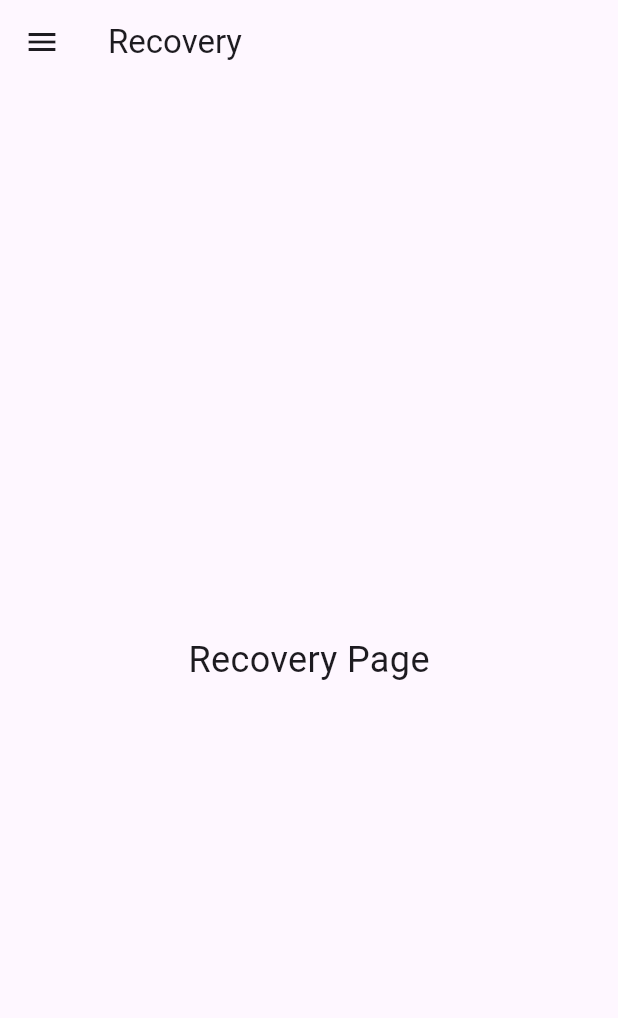
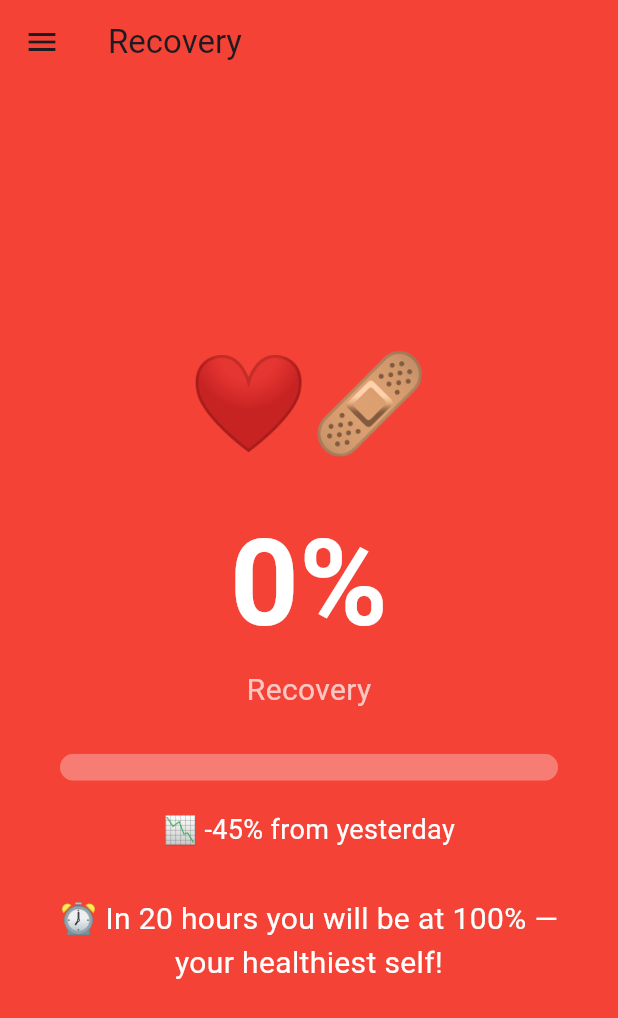
Before and after one commit to yanagrund/BWTHW-Erasmhealth_project, a Flutter app: the RecoveryPage screen opened directly, on a phone screen of 412 x 824 dp. Shown: the top 1018 px of the screen. Run offline on Flutter 3.47's test engine with Material 3 defaults, Android fonts, the phone set to English and light mode, and no system bars; our stand-ins replace shared_preferences; accounts and stored records are empty.

Commit message:
Template for recovery page

```diff
--- a/application_erasmhealth/lib/screens/RecoveryPage.dart
+++ b/application_erasmhealth/lib/screens/RecoveryPage.dart
@@ -1,63 +1,176 @@
+import 'dart:async';
 import 'package:flutter/material.dart';
 import 'package:provider/provider.dart';
 import 'package:application_erasmhealth/providers/app_state.dart';
 
-class RecoveryPage extends StatelessWidget {
+class RecoveryPage extends StatefulWidget {
   const RecoveryPage({super.key});
+
+  @override
+  State<RecoveryPage> createState() => _RecoveryPageState();
+}
+
+class _RecoveryPageState extends State<RecoveryPage> {
+  late Timer _timer;
+
+  // Mock: yesterday's score. In a real app this comes from local storage or backend.
+  static const double _yesterdayScore = 45.0;
+
+  // Assumed recovery rate used to estimate time to full health.
+  static const double _recoveryRatePerHour = 5.0;
+
+  @override
+  void initState() {
+    super.initState();
+    // Rebuild every minute so the "X hours remaining" countdown stays fresh.
+    _timer = Timer.periodic(const Duration(minutes: 1), (_) {
+      if (mounted) setState(() {});
+    });
+  }
+
+  @override
+  void dispose() {
+    _timer.cancel();
+    super.dispose();
+  }
+
+  Color _getColor(double score) {
+    if (score <= 50) return Colors.red;
+    if (score <= 75) return Colors.orange;
+    return Colors.green;
+  }
+
+  String _getEmoji(double score) {
+    if (score >= 100) return '🏆';
+    if (score >= 75) return '💚';
+    if (score >= 50) return '🟡';
+    return '❤️‍🩹';
+  }
+
+  String _getMotivation(double score) {
+    if (score >= 100) return '🎉 You\'re fully recovered — you\'re at your best today!';
+
+    final double hoursLeft = (100 - score) / _recoveryRatePerHour;
+
+    if (hoursLeft < 1) {
+      final int minutesLeft = (hoursLeft * 60).round();
+      return '⏰ In $minutesLeft minutes you will be at 100% — your healthiest self!';
+    }
+    if (hoursLeft < 2) {
+      return '⏰ In about 1 hour you will be at 100% — your healthiest self!';
+    }
+    return '⏰ In ${hoursLeft.round()} hours you will be at 100% — your healthiest self!';
+  }
 
   @override
   Widget build(BuildContext context) {
     final appState = Provider.of<AppState>(context);
+    final score = appState.score;
+    final improvement = score - _yesterdayScore;
+    final color = _getColor(score);
 
     return Scaffold(
       drawer: Drawer(
         child: ListView(
           children: [
             const DrawerHeader(
-              child: Text("Menu", style: TextStyle(fontSize: 24)),
+              child: Text('Menu', style: TextStyle(fontSize: 24)),
             ),
             ListTile(
               leading: const Icon(Icons.home),
-              title: const Text("Home"),
+              title: const Text('Home'),
               onTap: () {
-                Navigator.pop(context); // close drawer
-                Navigator.pop(context); // go back to HomePage
+                Navigator.pop(context);
+                Navigator.pop(context);
               },
             ),
             ListTile(
               leading: const Icon(Icons.history),
-              title: const Text("History"),
+              title: const Text('History'),
               onTap: () {},
             ),
             ListTile(
               leading: const Icon(Icons.show_chart),
-              title: const Text("Simulation"),
+              title: const Text('Simulation'),
               onTap: () {},
             ),
             ListTile(
               leading: const Icon(Icons.healing),
-              title: const Text("Recovery"),
-              onTap: () {
-                Navigator.pop(context); // close drawer, already here
-              },
+              title: const Text('Recovery'),
+              onTap: () => Navigator.pop(context),
             ),
             ListTile(
               leading: const Icon(Icons.logout),
-              title: const Text("Logout"),
-              onTap: () {
-                appState.logout();
-              },
+              title: const Text('Logout'),
+              onTap: () => appState.logout(),
             ),
           ],
         ),
       ),
       appBar: AppBar(
-        title: const Text("Recovery"),
+        title: const Text('Recovery'),
+        backgroundColor: color,
       ),
-      body: const Center(
-        child: Text(
-          "Recovery Page",
-          style: TextStyle(fontSize: 24),
+      body: Container(
+        width: double.infinity,
+        height: double.infinity,
+        color: color,
+        child: Column(
+          mainAxisAlignment: MainAxisAlignment.center,
+          children: [
+            Text(_getEmoji(score), style: const TextStyle(fontSize: 64)),
+
+            const SizedBox(height: 16),
+
+            Text(
+              '${score.toInt()}%',
+              style: const TextStyle(
+                fontSize: 80,
+                fontWeight: FontWeight.bold,
+                color: Colors.white,
+              ),
+            ),
+
+            const Text(
+              'Recovery',
+              style: TextStyle(fontSize: 20, color: Colors.white70),
+            ),
+
+            const SizedBox(height: 28),
+
+            Padding(
+              padding: const EdgeInsets.symmetric(horizontal: 40),
+              child: ClipRRect(
+                borderRadius: BorderRadius.circular(12),
+                child: LinearProgressIndicator(
+                  value: score / 100,
+                  minHeight: 18,
+                  backgroundColor: Colors.white30,
+                  valueColor: const AlwaysStoppedAnimation<Color>(Colors.white),
+                ),
+              ),
+            ),
+
+            const SizedBox(height: 20),
+
+            Text(
+              improvement >= 0
+                  ? '📈 +${improvement.toInt()}% from yesterday'
+                  : '📉 ${improvement.toInt()}% from yesterday',
+              style: const TextStyle(fontSize: 18, color: Colors.white),
+            ),
+
+            const SizedBox(height: 32),
+
+            Padding(
+              padding: const EdgeInsets.symmetric(horizontal: 30),
+              child: Text(
+                _getMotivation(score),
+                textAlign: TextAlign.center,
+                style: const TextStyle(fontSize: 20, color: Colors.white),
+              ),
+            ),
+          ],
         ),
       ),
     );
```
